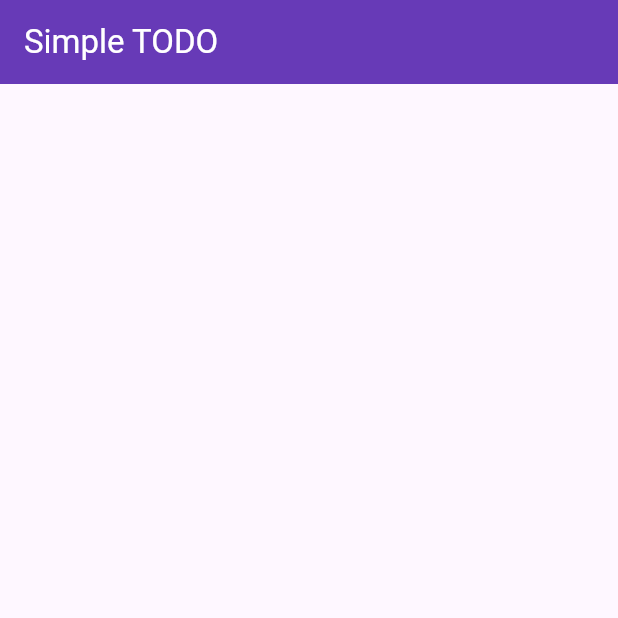
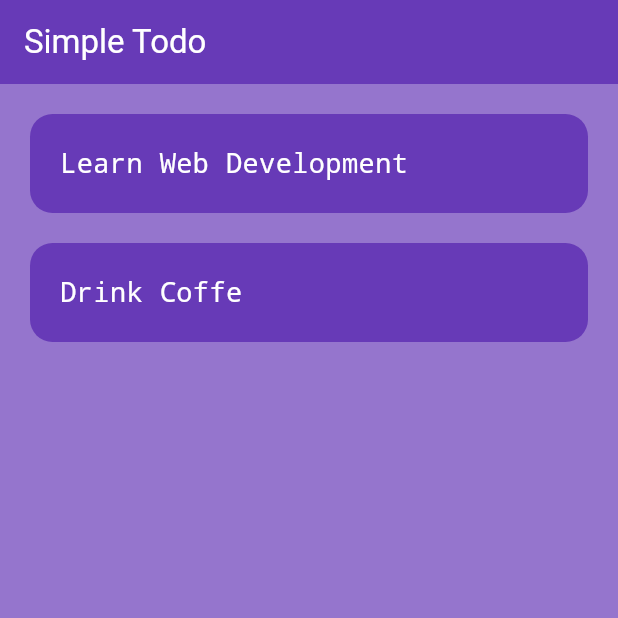
Before and after one commit to hugo-loiola12/Flutter_ToDo, a Flutter app: the screen it shows after launch, on a phone screen of 412 x 824 dp, the top half of it. Run offline on Flutter 3.47's test engine with Material 3 defaults, Android fonts, the phone set to English and light mode, and no system bars.

Commit message:
Small changes

```diff
--- a/lib/pages/home_page.dart
+++ b/lib/pages/home_page.dart
@@ -3,15 +3,42 @@ import 'package:flutter/material.dart';
 class HomePage extends StatelessWidget {
   const HomePage({super.key});
 
+  static const List toDoList = [
+    ['Learn Web Development', false],
+    ['Drink Coffe', false],
+  ];
+
   @override
   Widget build(BuildContext context) {
     // TODO: implement build
     return Scaffold(
+      backgroundColor: Colors.deepPurple.shade300,
       appBar: AppBar(
-        title: const Text("Simple TODO"),
+        title: const Text("Simple Todo"),
         backgroundColor: Colors.deepPurple,
         foregroundColor: Colors.white,
       ),
+      body: ListView.builder(
+          itemCount: toDoList.length,
+          itemBuilder: (BuildContext context, index) {
+            return Padding(
+                padding: const EdgeInsets.only(
+                    top: 20, left: 20, right: 20, bottom: 0),
+                child: Container(
+                  decoration: BoxDecoration(
+                      color: Colors.deepPurple,
+                      borderRadius: BorderRadius.circular(15)),
+                  padding: const EdgeInsets.all(20),
+                  child: Text(
+                    toDoList[index][0],
+                    style: const TextStyle(
+                      color: Colors.white,
+                      fontFamily: 'Monospace',
+                      fontSize: 18,
+                    ),
+                  ),
+                ));
+          }),
     );
   }
 }
```
